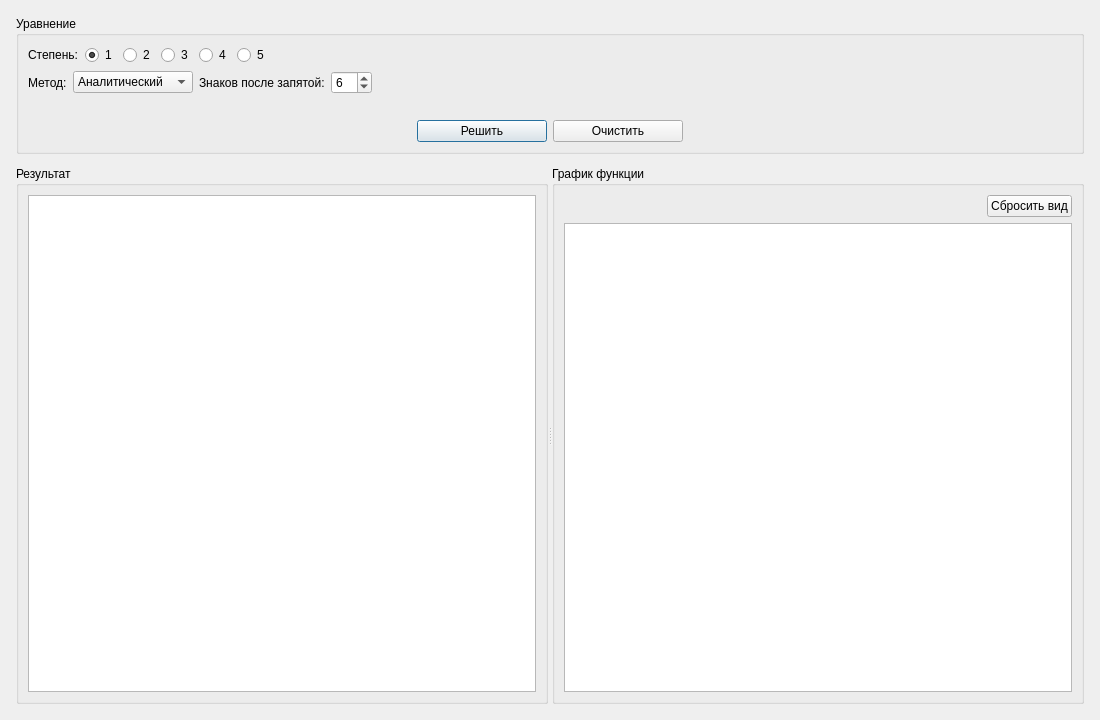
This is src/PolynomialSolver.UI/MainWindow.ui in Modi663/PolynomialSolver as Qt 5 draws it before an edit. The edited form follows.
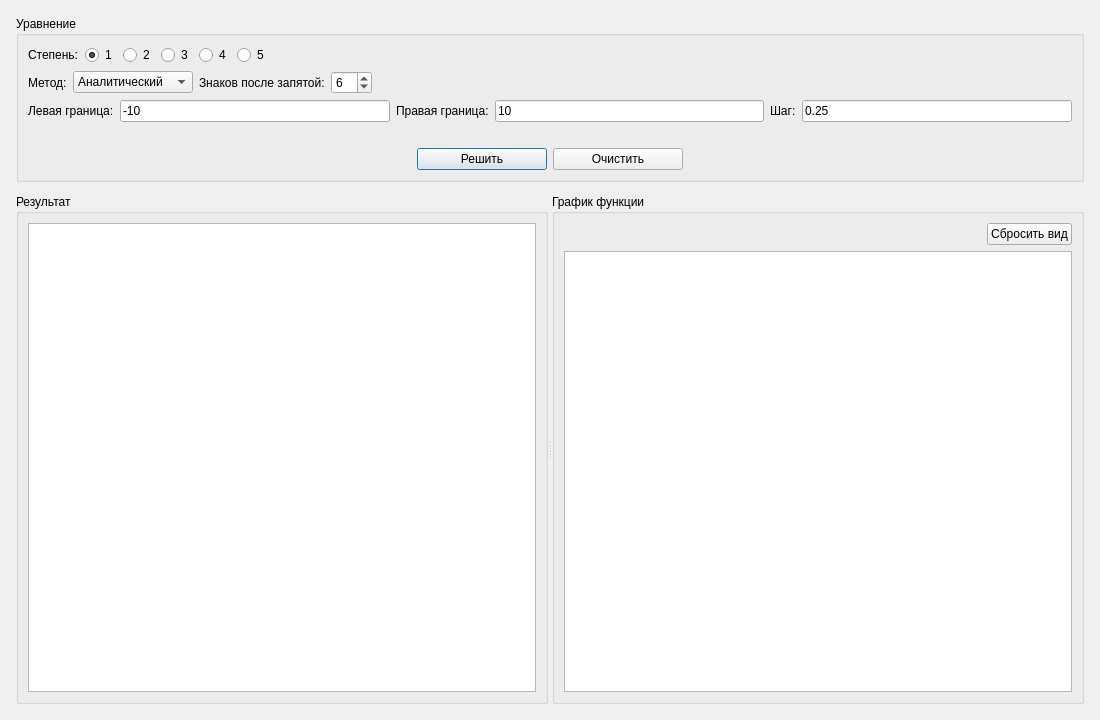
This is the edited form. Custom widgets are drawn as their Qt base class.

Patch:
```diff
--- a/src/PolynomialSolver.UI/MainWindow.ui
+++ b/src/PolynomialSolver.UI/MainWindow.ui
@@ -201,6 +201,43 @@
          </item>
         </layout>
        </item>
+       <item>
+        <layout class="QHBoxLayout" name="numericalRangeLayout">
+         <item>
+          <widget class="QLabel" name="leftBoundInputLabel">
+           <property name="text"><string>Левая граница:</string></property>
+           <property name="buddy"><cstring>leftBoundInput</cstring></property>
+          </widget>
+         </item>
+         <item>
+          <widget class="QLineEdit" name="leftBoundInput">
+           <property name="text"><string>-10</string></property>
+          </widget>
+         </item>
+         <item>
+          <widget class="QLabel" name="rightBoundInputLabel">
+           <property name="text"><string>Правая граница:</string></property>
+           <property name="buddy"><cstring>rightBoundInput</cstring></property>
+          </widget>
+         </item>
+         <item>
+          <widget class="QLineEdit" name="rightBoundInput">
+           <property name="text"><string>10</string></property>
+          </widget>
+         </item>
+         <item>
+          <widget class="QLabel" name="scanStepInputLabel">
+           <property name="text"><string>Шаг:</string></property>
+           <property name="buddy"><cstring>scanStepInput</cstring></property>
+          </widget>
+         </item>
+         <item>
+          <widget class="QLineEdit" name="scanStepInput">
+           <property name="text"><string>0.25</string></property>
+          </widget>
+         </item>
+        </layout>
+       </item>
        <item>
         <layout class="QHBoxLayout" name="equationLayout">
          <property name="spacing">
```
